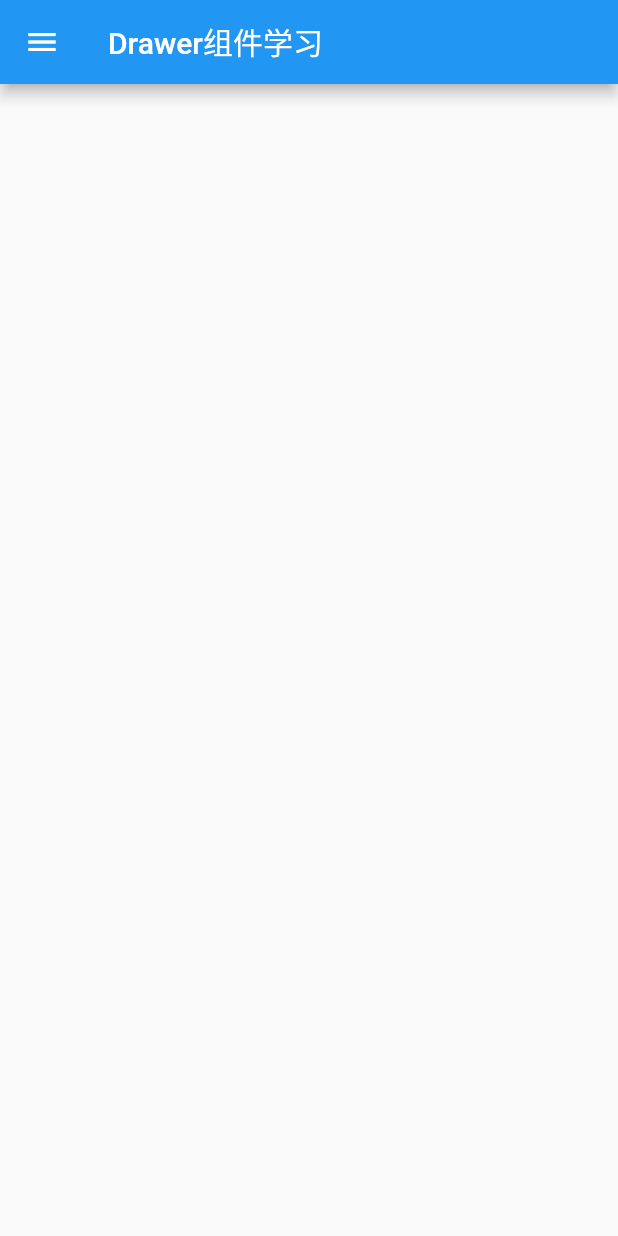
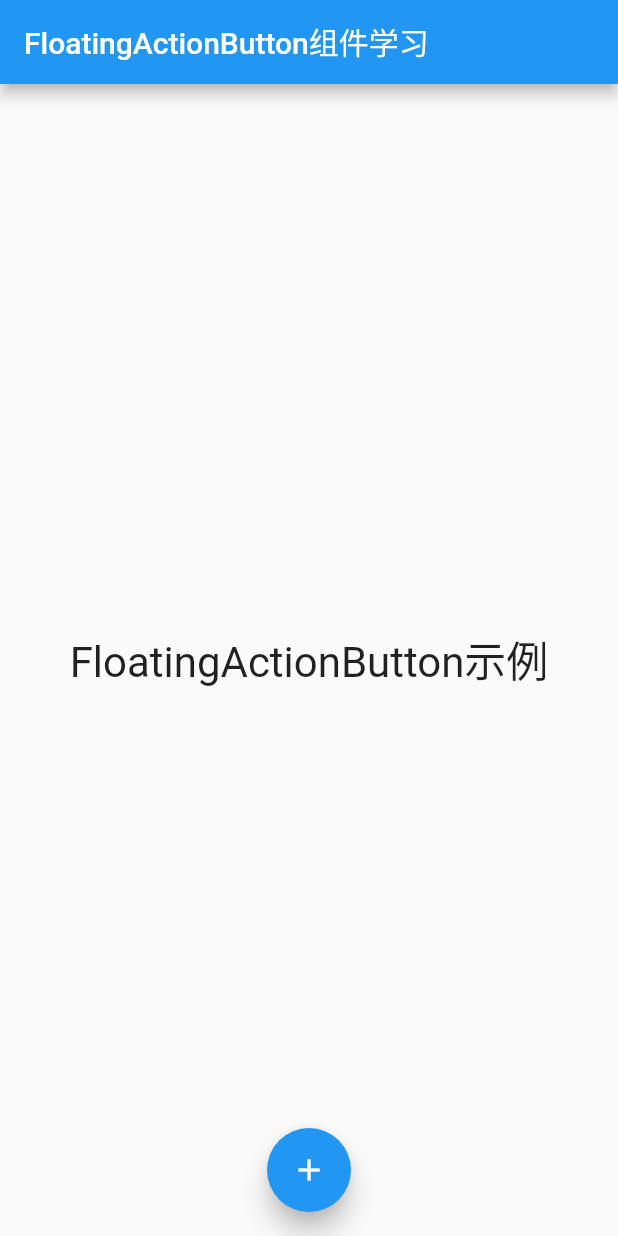
Before and after one commit to Ellen2018/flutter_study_app, a Flutter app: the screen it shows after launch, on a phone screen of 412 x 824 dp. Run offline on Flutter 3.47's test engine with Material 2 defaults, Android fonts, the phone set to English and light mode, and no system bars.

Commit message:
演示FloatingActionButton组件

```diff
--- a/lib/main.dart
+++ b/lib/main.dart
@@ -10,13 +10,14 @@ import 'package:flutter_study_app/TextStudy.dart';
 import 'package:flutter_study_app/material/StudyAppBar.dart';
 import 'package:flutter_study_app/material/StudyBottomNavigationBar.dart';
 import 'package:flutter_study_app/material/StudyDrawer.dart';
+import 'package:flutter_study_app/material/StudyFloatingActionButton.dart';
 import 'package:flutter_study_app/material/StudyRoute.dart';
 import 'package:flutter_study_app/material/StudyScaffold.dart';
 import 'package:flutter_study_app/material/StudyTabBar.dart';
 
 void main() {
   //配置App
-  runApp(new StudyDrawerApp());
+  runApp(new StudyFloatingActionButtonApp());
 }
 
 class MyApp extends StatelessWidget {
--- /dev/null
+++ b/lib/material/StudyFloatingActionButton.dart
@@ -0,0 +1,42 @@
+
+import 'package:flutter/material.dart';
+
+class StudyFloatingActionButtonApp extends StatelessWidget{
+  @override
+  Widget build(BuildContext context) {
+    return MaterialApp(
+      title: 'FloatingActionButton组件学习',
+      home: FloatingActionButtonDemo(),
+    );
+  }
+
+}
+
+class FloatingActionButtonDemo extends StatelessWidget{
+  @override
+  Widget build(BuildContext context) {
+    return Scaffold(
+      appBar: AppBar(title: Text('FloatingActionButton组件学习'),),
+      body: Center(
+        child: Text('FloatingActionButton示例',style: TextStyle(fontSize: 28.0),),
+      ),
+      floatingActionButton: Builder(builder: (BuildContext context){
+        return FloatingActionButton(
+          child: const Icon(Icons.add),
+          tooltip: "请点击FloatingActionButton",
+          foregroundColor: Colors.white,
+          backgroundColor: Colors.blue,
+          elevation: 7.0,//阴影效果
+          highlightElevation: 14.0,//点击后高亮阴影效果
+          onPressed: (){
+            Scaffold.of(context).showSnackBar(SnackBar(content: Text("你点击了FloatingActionButton"),));
+          },
+          mini: false,
+          shape: CircleBorder(),
+          isExtended: false,
+        );
+      },),
+      floatingActionButtonLocation: FloatingActionButtonLocation.centerFloat,//居中摆放
+    );
+  }
+}
```
